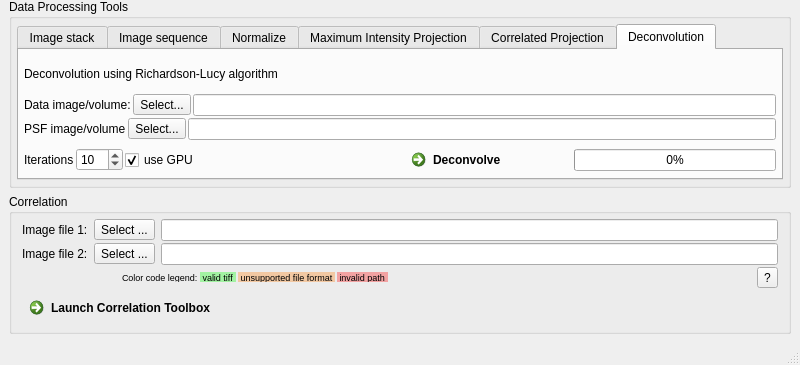
Before: the Qt Designer form TDCT_main.ui in rosalindfranklininstitute/3DCT, drawn with Qt 5; both pictures show x 0 to 800 and y 335 to 700 of the 800 by 700 pixel window.
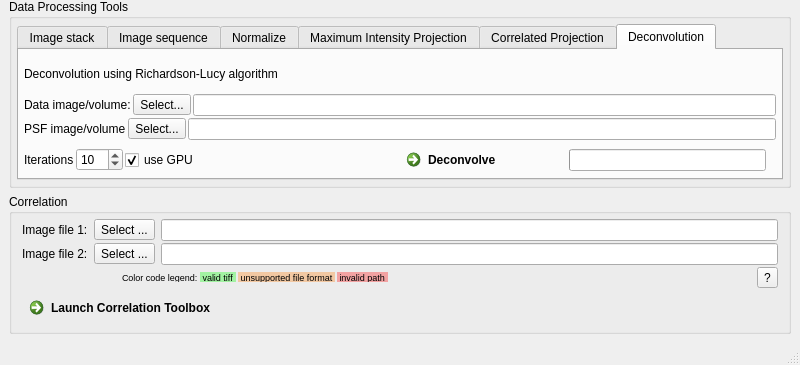
After: the same form once the commit is applied. Icons and pictures are not drawn. Custom widgets are drawn as their Qt base class.

```diff
--- a/TDCT_main.ui
+++ b/TDCT_main.ui
@@ -1828,6 +1828,12 @@
                <property name="text">
                 <string>Deconvolve</string>
                </property>
+               <property name="iconSize">
+                <size>
+                 <width>30</width>
+                 <height>30</height>
+                </size>
+               </property>
               </widget>
              </item>
              <item>
@@ -1835,8 +1841,30 @@
                <property name="value">
                 <number>0</number>
                </property>
+               <property name="alignment">
+                <set>Qt::AlignLeading|Qt::AlignLeft|Qt::AlignVCenter</set>
+               </property>
+               <property name="textVisible">
+                <bool>false</bool>
+               </property>
               </widget>
              </item>
+             <item>
+              <spacer name="horizontalSpacer_27">
+               <property name="orientation">
+                <enum>Qt::Horizontal</enum>
+               </property>
+               <property name="sizeType">
+                <enum>QSizePolicy::Fixed</enum>
+               </property>
+               <property name="sizeHint" stdset="0">
+                <size>
+                 <width>10</width>
+                 <height>20</height>
+                </size>
+               </property>
+              </spacer>
+             </item>
             </layout>
            </item>
           </layout>
```
